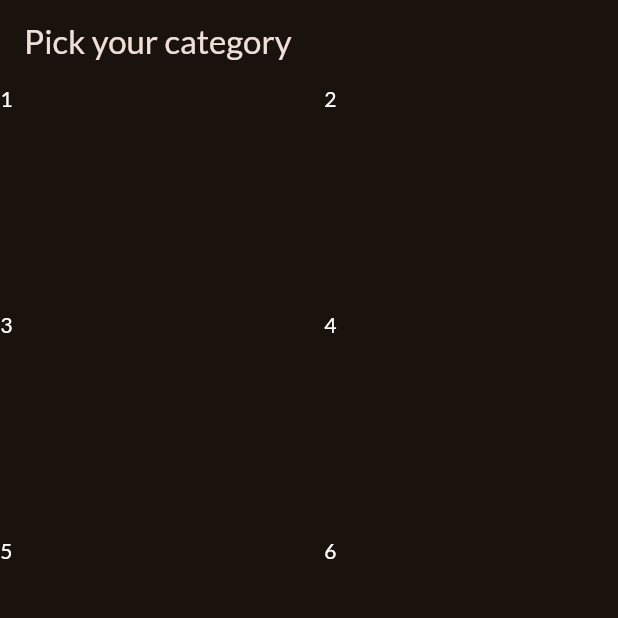
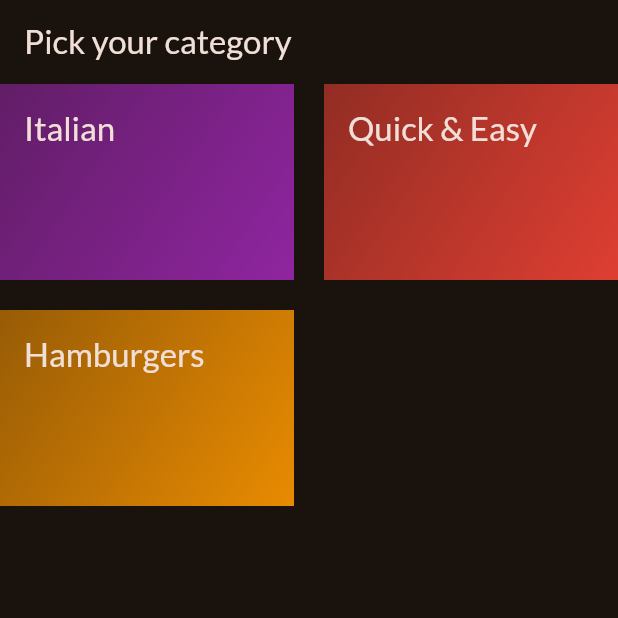
Before and after one commit to royrubin1/meals-app, a Flutter app: the screen it shows after launch, on a phone screen of 412 x 824 dp, the top half of it. Run offline on Flutter 3.47's test engine with Material 2 defaults, Android fonts, the phone set to English and light mode, and no system bars; our stand-ins replace google_fonts.

Commit message:
Class153

```diff
--- a/lib/main.dart
+++ b/lib/main.dart
@@ -1,6 +1,6 @@
 import 'package:flutter/material.dart';
 import 'package:google_fonts/google_fonts.dart';
-import 'package:meals/data/screens/categories.dart';
+import 'package:meals/screens/categories.dart';
 
 final theme = ThemeData(
   useMaterial3: true,
--- a/lib/data/screens/categories.dart
+++ b/lib/screens/categories.dart
@@ -1,4 +1,7 @@
 import 'package:flutter/material.dart';
+import 'package:meals/widgets/category_grid_item.dart';
+
+import '../data/dummy_data.dart';
 
 class CategoriesScreen extends StatelessWidget {
   const CategoriesScreen({Key? key}) : super(key: key); // Here's the correction
@@ -16,13 +19,9 @@ class CategoriesScreen extends StatelessWidget {
           crossAxisSpacing: 20,
           mainAxisSpacing: 20,
         ),
-        children: const [
-          Text('1', style: TextStyle(color: Colors.white)),
-          Text('2', style: TextStyle(color: Colors.white)),
-          Text('3', style: TextStyle(color: Colors.white)),
-          Text('4', style: TextStyle(color: Colors.white)),
-          Text('5', style: TextStyle(color: Colors.white)),
-          Text('6', style: TextStyle(color: Colors.white)),
+        children: [
+          for (final category in availableCategories)
+            CategoryGridItem(category: category)
         ],
       ),
     );
--- a/lib/widgets/category_grid_item.dart
+++ b/lib/widgets/category_grid_item.dart
@@ -9,6 +9,23 @@ class CategoryGridItem extends StatelessWidget {
 
   @override
   Widget build(BuildContext context) {
-    return
+    return Container(
+      padding: const EdgeInsets.all(16),
+      decoration: BoxDecoration(
+          gradient: LinearGradient(
+        colors: [
+          category.color.withOpacity(0.55),
+          category.color.withOpacity(0.9),
+        ],
+        begin: Alignment.topLeft,
+        end: Alignment.bottomRight,
+      )),
+      child: Text(
+        category.title,
+        style: Theme.of(context).textTheme.titleLarge!.copyWith(
+              color: Theme.of(context).colorScheme.onBackground,
+            ),
+      ),
+    );
   }
 }
```
